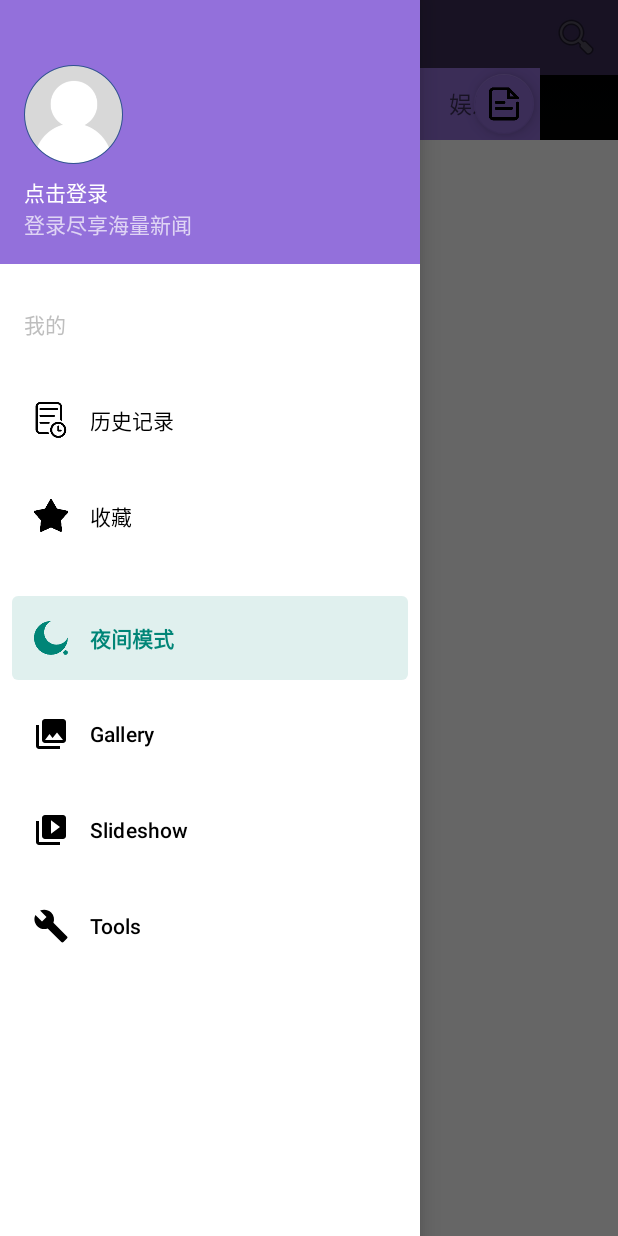
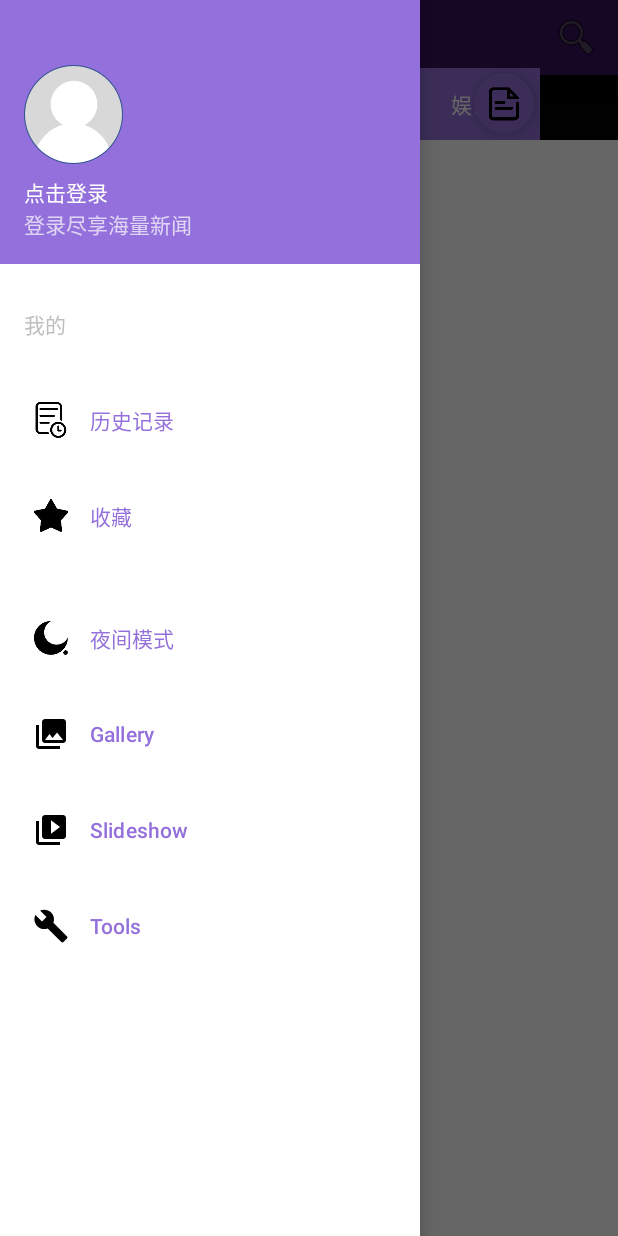
Before and after one commit to leezythu/NewsApp, an Android app: the screen it shows after launch (MainActivity), with the side drawer open, on a phone screen of 412 x 824 dp. Run offline under Robolectric (Android 15) with nearby library versions, the phone set to English and light mode, and no system bars; our stand-ins replace Room's generated code, navigation-ui; libraries missing offline, so code that uses them is left out: com.nostra13.universalimageloader, com.scwang.smartrefresh; 5 statements that could not run were skipped.

Commit message:
fix night mode bugs

```diff
--- a/src/main/java/com/zhenyu/zhenyu/MainActivity.java
+++ b/src/main/java/com/zhenyu/zhenyu/MainActivity.java
@@ -2,6 +2,8 @@
 
 
 import android.content.Intent;
+import android.content.res.Resources;
+import android.graphics.Color;
 import android.os.Bundle;
 import android.view.Menu;
 import android.view.MenuItem;
@@ -32,7 +34,7 @@
 import com.zhenyu.zhenyu.RequestData.Reception;
 
 import java.util.ArrayList;
-
+import java.util.ResourceBundle;
 
 
 public class MainActivity extends AppCompatActivity {
@@ -50,11 +52,12 @@
         super.onCreate(savedInstanceState);
         requestWindowFeature(Window.FEATURE_NO_TITLE);
 //        AppCompatDelegate.setDefaultNightMode(AppCompatDelegate.MODE_NIGHT_NO);
-        this.setTheme(R.style.Default);
+        setTheme(R.style.Default);
         setContentView(R.layout.activity_main);
         AppDatabase.getDatabase(getApplicationContext(), new AppExecutors());
         DataRepository.getInstance(AppDatabase.getDatabase(getApplicationContext(), null));
         Reception.getReception(getApplication());
+
         initDrawer();
         initTabs();
 
@@ -144,6 +147,7 @@
     public void initLogin() {
         NavigationView navigationView = (NavigationView) findViewById(R.id.nav_view);
         navigationView.bringToFront();
+
         View headview = navigationView.inflateHeaderView(R.layout.nav_header_main);
 
         ImageView head_iv = (ImageView) headview.findViewById(R.id.imageView);
@@ -169,8 +173,8 @@
         // Passing each menu ID as a set of Ids because each
         // menu should be considered as top level destinations.
         mAppBarConfiguration = new AppBarConfiguration.Builder(
-                R.id.nav_home, R.id.nav_gallery, R.id.nav_slideshow,
-                R.id.nav_tools, R.id.nav_collection, R.id.nav_send)
+                R.id.nav_home, R.id.nav_gallery, R.id.nav_slideshow,R.id.nav_night,
+                R.id.nav_tools, R.id.nav_collection, R.id.nav_send,R.id.nav_share)
                 .setDrawerLayout(drawer)
                 .build();
         NavController navController = Navigation.findNavController(this, R.id.nav_host_fragment);
@@ -182,9 +186,31 @@
 
             @Override
             public boolean onMenuItemClick(MenuItem item) {
-//                Toast.makeText(getApplicationContext(), "您点击了头像", Toast.LENGTH_LONG).show();
+                Toast.makeText(getApplicationContext(), "您点击了头像", Toast.LENGTH_LONG).show();
                 Intent intent = new Intent(getApplicationContext(), History.class);
                 startActivity(intent);
+                return true;
+            }
+        });
+
+        MenuItem night = menu.findItem(R.id.nav_night);
+        night.setOnMenuItemClickListener(new MenuItem.OnMenuItemClickListener() {
+
+            @Override
+            public boolean onMenuItemClick(MenuItem item) {
+                Toast.makeText(getApplicationContext(), "您点击了夜间模式", Toast.LENGTH_LONG).show();
+                setTheme(R.style.ThemeNight);
+                NavigationView navigationView = findViewById(R.id.nav_view);
+                TabLayout tabs = findViewById(R.id.tabs);
+                Toolbar toolbar = findViewById(R.id.toolbar);
+                toolbar.setBackgroundColor(Color.BLACK);
+                tabs.setBackgroundColor(Color.BLACK);
+                navigationView.setBackgroundColor(Color.BLACK);
+
+                initDrawer();
+                initTabs();
+                initViewPage();
+//                initLogin();
                 return true;
             }
         });
--- a/src/main/res/layout/activity_main.xml
+++ b/src/main/res/layout/activity_main.xml
@@ -14,6 +14,8 @@
         android:layout_height="match_parent"
         android:layout_gravity="start"
         android:fitsSystemWindows="true"
+        android:background="?attr/appbg"
+        app:itemTextColor="@color/mediumpurple"
 
         app:menu="@menu/activity_main_drawer" />
 
@@ -42,9 +44,10 @@
                     android:id="@+id/tabs"
                     android:layout_width="wrap_content"
                     android:layout_height="wrap_content"
-                    android:backgroundTint="?attr/tab"
-                    app:tabTextAppearance="@style/MyTabLayoutTextAppearanceInverse"
                     android:background="@color/mediumpurple"
+
+                    app:tabTextColor="?attr/tab_text"
+
                     app:tabMinWidth="90dp"
                     app:tabGravity="fill"
                     app:tabMode="fixed"/>
--- a/src/main/res/layout/app_bar_main.xml
+++ b/src/main/res/layout/app_bar_main.xml
@@ -18,7 +18,7 @@
             android:layout_width="match_parent"
             android:layout_height="match_parent"
             android:layout_marginTop="0dp"
-            android:background="@color/mediumpurple" />
+            android:background="?attr/toolbar" />
 
 
     </com.google.android.material.appbar.AppBarLayout>
--- a/src/main/res/layout/list_item1.xml
+++ b/src/main/res/layout/list_item1.xml
@@ -10,9 +10,10 @@
 
 
     <androidx.cardview.widget.CardView
+        android:id="@+id/news_card"
         android:layout_width="match_parent"
         android:layout_height="wrap_content"
-        android:background="@color/white"
+        android:background="?attr/card_color"
         >
 
         <LinearLayout
@@ -20,7 +21,7 @@
             android:layout_width="match_parent"
             android:layout_height="wrap_content"
             android:orientation="horizontal"
-            android:background="@color/white">
+            android:background="?attr/card_color">
 
             <ImageView
                 android:id="@+id/new_image"
--- a/src/main/res/menu/activity_main_drawer.xml
+++ b/src/main/res/menu/activity_main_drawer.xml
@@ -17,7 +17,7 @@
             </menu>
         </item>
         <item
-            android:id="@+id/nav_home"
+            android:id="@+id/nav_night"
             android:icon="@mipmap/moon"
             android:title="@string/menu_night" />
         <item
--- a/src/main/res/values/styles.xml
+++ b/src/main/res/values/styles.xml
@@ -6,6 +6,9 @@
     <attr name="appbg" format="reference"/>
     <attr name="tool_bar" format="reference"/>
     <attr name="tab" format="reference"/>
+    <attr name="tab_text" format="reference"/>
+    <attr name="toolbar" format="reference"/>
+    <attr name="card_color" format="reference"/>
     <attr name="textcolor" format="reference"/>
     <style name="AppTheme" parent="Theme.MaterialComponents.Light.DarkActionBar">
         <!-- Customize your theme here. -->
@@ -31,21 +34,27 @@
     </style>
     <style name="MyTabLayoutTextAppearanceInverse" parent="TextAppearance.AppCompat.Widget.ActionBar.Title.Inverse">
         <item name="android:textSize">15sp</item>
-        <item name="android:textColor">@android:color/background_light</item>
+        <item name="android:textColor">?attr/tab_text</item>
     </style>
 
     <!-- 默认风格 -->
     <style name="Default" parent="@android:style/Theme">
         <item name="appbg">@color/white</item>
-        <item name="tool_bar">@color/blueviolet</item>
+        <item name="toolbar">@color/blueviolet</item>
         <item name="tab">@color/mediumpurple</item>
         <item name="textcolor">@color/black</item>
+        <item name="tab_text">@color/white</item>
+        <item name="card_color">@color/white</item>
     </style>
 
     <!-- 夜间模式 -->
     <style name="ThemeNight" parent="@android:style/Theme">
         <item name="appbg">@color/black</item>
+        <item name="tab">@color/black</item>
         <item name="textcolor">@color/white</item>
+        <item name="toolbar">@color/black</item>
+        <item name="tab_text">@color/white</item>
+        <item name="card_color">@color/black</item>
     </style>
 
     <style name="subscribe_my_tip_text">
```
Also changed, not shown: src/main/java/com/zhenyu/zhenyu/NewsPages/ViewListNews/NewsListHolder.java (+6 -1 lines).
